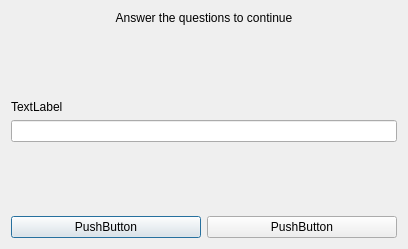
The window that questioncheckwindow.ui (krakenaut9/LoginProject) describes before a commit, drawn with Qt 5.
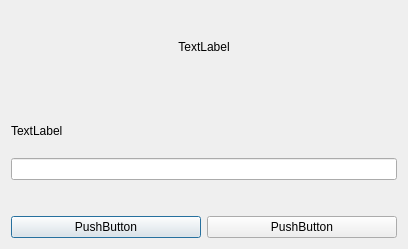
The same window after the commit.

Commit message: Implemented answers adding

The edit to the form file:
```diff
--- a/questioncheckwindow.ui
+++ b/questioncheckwindow.ui
@@ -17,7 +17,7 @@
    <item>
     <widget class="QLabel" name="titleLabel">
      <property name="text">
-      <string>Answer the questions to continue</string>
+      <string>TextLabel</string>
      </property>
      <property name="alignment">
       <set>Qt::AlignCenter</set>
@@ -29,10 +29,13 @@
      <property name="orientation">
       <enum>Qt::Vertical</enum>
      </property>
+     <property name="sizeType">
+      <enum>QSizePolicy::Fixed</enum>
+     </property>
      <property name="sizeHint" stdset="0">
       <size>
        <width>20</width>
-       <height>40</height>
+       <height>20</height>
       </size>
      </property>
     </spacer>
@@ -56,10 +59,13 @@
      <property name="orientation">
       <enum>Qt::Vertical</enum>
      </property>
+     <property name="sizeType">
+      <enum>QSizePolicy::Fixed</enum>
+     </property>
      <property name="sizeHint" stdset="0">
       <size>
-       <width>20</width>
-       <height>40</height>
+       <width>0</width>
+       <height>30</height>
       </size>
      </property>
     </spacer>
```
The commit also changes 7 other files.
